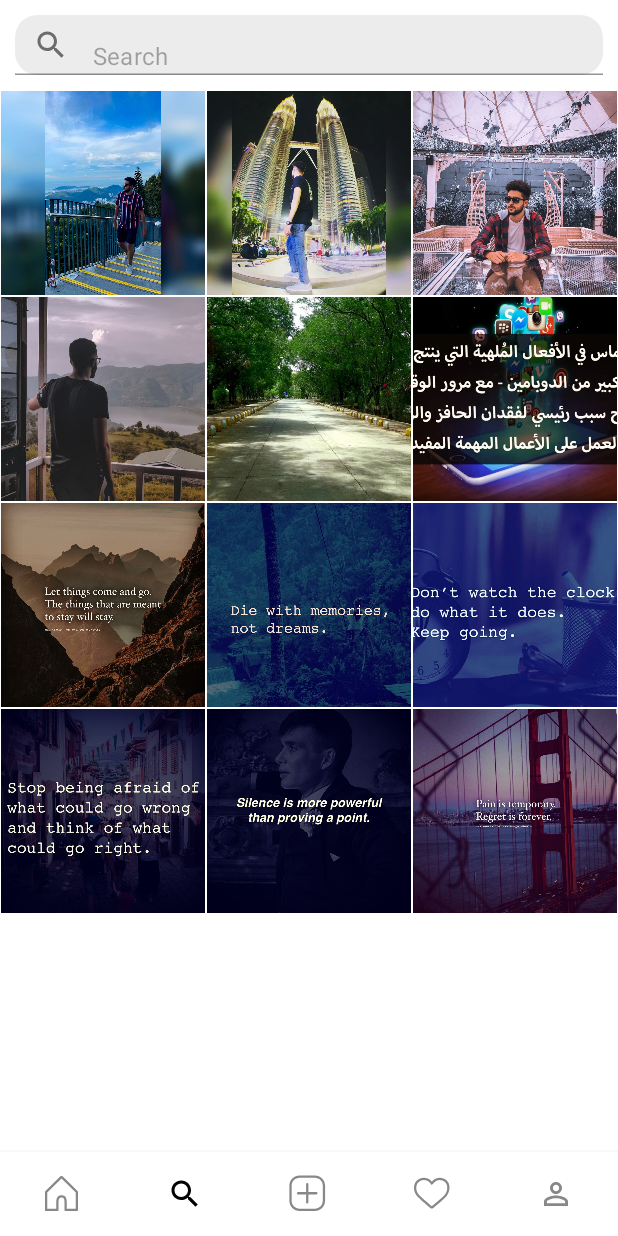
After one commit to AmgedAlmogahed/Instagram_clone, an Android app built with Jetpack Compose: the SearchScreen screen opened through its navigation route, on a phone screen of 412 x 824 dp. The commit adds this screen. Run offline under Robolectric (Android 15) with nearby library versions, the phone set to English and light mode, and no system bars; 1 statement that could not run was skipped.

Commit message:
adding search screen

```diff
--- a/app/src/main/java/com/example/instagramuiclone/MainActivity.kt
+++ b/app/src/main/java/com/example/instagramuiclone/MainActivity.kt
@@ -22,7 +22,7 @@ import com.example.instagramuiclone.model.BottomNavItem
 import com.example.instagramuiclone.screens.Add
 import com.example.instagramuiclone.screens.LoginScreen
 import com.example.instagramuiclone.screens.Notifications
-import com.example.instagramuiclone.screens.Search
+import com.example.instagramuiclone.screens.SearchScreen
 import com.example.instagramuiclone.ui.theme.InstagramUICloneTheme
 
 @ExperimentalFoundationApi
@@ -89,7 +89,7 @@ class MainActivity : ComponentActivity() {
                 HomeScreen(navController = navController)
             }
             composable("search") {
-                Search()
+                SearchScreen()
             }
             composable("add") {
                 Add()
--- /dev/null
+++ b/app/src/main/java/com/example/instagramuiclone/screens/components/Components.kt
@@ -0,0 +1,120 @@
+package com.example.instagramuiclone.screens.components
+
+import androidx.compose.foundation.ExperimentalFoundationApi
+import androidx.compose.foundation.Image
+import androidx.compose.foundation.border
+import androidx.compose.foundation.layout.*
+import androidx.compose.foundation.lazy.GridCells
+import androidx.compose.foundation.lazy.LazyVerticalGrid
+import androidx.compose.foundation.shape.CircleShape
+import androidx.compose.foundation.shape.RoundedCornerShape
+import androidx.compose.material.Icon
+import androidx.compose.material.Text
+import androidx.compose.material.TextField
+import androidx.compose.material.TextFieldDefaults
+import androidx.compose.runtime.Composable
+import androidx.compose.ui.Alignment
+import androidx.compose.ui.Modifier
+import androidx.compose.ui.draw.clip
+import androidx.compose.ui.draw.scale
+import androidx.compose.ui.graphics.Color
+import androidx.compose.ui.graphics.painter.Painter
+import androidx.compose.ui.layout.ContentScale
+import androidx.compose.ui.res.painterResource
+import androidx.compose.ui.text.TextStyle
+import androidx.compose.ui.unit.dp
+import androidx.compose.ui.unit.sp
+import com.example.instagramuiclone.R
+
+@ExperimentalFoundationApi
+@Composable
+fun GridImages(
+    images: List<Int>,
+    modifier: Modifier = Modifier
+) {
+    LazyVerticalGrid(
+        cells = GridCells.Fixed(3),
+        modifier = modifier
+            .scale(1.01f)
+    ) {
+        items(images.size) {
+            Image(
+                painter = painterResource(id = images[it]),
+                contentDescription = null,
+                contentScale = ContentScale.Crop,
+                modifier = Modifier
+                    .aspectRatio(1f)
+                    .border(
+                        width = 0.5.dp,
+                        color = Color.White
+                    )
+            )
+        }
+    }
+}
+
+@Composable
+fun RoundImage(
+    image: Painter,
+    modifier: Modifier = Modifier
+) {
+    Image(
+        painter = image,
+        contentDescription = null,
+        modifier = modifier
+            .aspectRatio(1f, matchHeightConstraintsFirst = true)
+            .border(
+                width = 1.dp,
+                color = Color.LightGray,
+                shape = CircleShape
+            )
+            .padding(3.dp)
+            .clip(CircleShape)
+    )
+}
+
+@Composable
+fun SearchBar(modifier: Modifier = Modifier) {
+//    Card(
+//        elevation = 10.dp,
+//        modifier = modifier
+//            .fillMaxWidth()
+//            .padding(start = 15.dp, end = 15.dp, bottom = 10.dp)
+//            .height(40.dp),
+//        shape = RoundedCornerShape(25),
+//
+//        ) {
+
+    TextField(
+        value = "",
+        onValueChange = { },
+        modifier = modifier
+            .fillMaxWidth()
+            .padding(horizontal = 10.dp)
+            .height(40.dp)
+            .wrapContentHeight(Alignment.CenterVertically),
+        textStyle = TextStyle(color = Color.White, fontSize = 18.sp),
+        leadingIcon = {
+            Icon(
+                painter = painterResource(id = R.drawable.ic_baseline_search_24),
+                contentDescription = "search icon",
+                modifier = Modifier
+            )
+        },
+        label = {
+            Text(
+                text = "Search",
+                color = Color(0x55000000),
+                modifier = Modifier
+                    .fillMaxSize()
+                    .padding(bottom = 5.dp)
+            )
+        },
+        colors = TextFieldDefaults.textFieldColors(
+            backgroundColor = (Color(0x23757575))
+        ),
+        shape = RoundedCornerShape(15.dp)
+
+
+    )
+}
--- /dev/null
+++ b/app/src/main/java/com/example/instagramuiclone/screens/search/SearchScreen.kt
@@ -0,0 +1,41 @@
+package com.example.instagramuiclone.screens
+
+import androidx.compose.foundation.ExperimentalFoundationApi
+import androidx.compose.foundation.layout.*
+import androidx.compose.material.MaterialTheme
+import androidx.compose.material.Surface
+import androidx.compose.material.Text
+import androidx.compose.runtime.Composable
+import androidx.compose.ui.Modifier
+import androidx.compose.ui.tooling.preview.Preview
+import androidx.compose.ui.unit.dp
+import androidx.lifecycle.viewmodel.compose.viewModel
+import com.example.instagramuiclone.screens.components.GridImages
+import com.example.instagramuiclone.screens.components.SearchBar
+import com.example.instagramuiclone.screens.search.SearchViewModel
+import com.example.instagramuiclone.ui.theme.InstagramUICloneTheme
+
+@ExperimentalFoundationApi
+@Composable
+fun SearchScreen(
+    searchViewModel: SearchViewModel = viewModel()
+) {
+    Column() {
+        SearchBar(modifier = Modifier.padding(vertical = 10.dp))
+        GridImages(images = searchViewModel.searchPosts)
+    }
+}
+
+@ExperimentalFoundationApi
+@Preview
+@Composable
+fun SearchPreview() {
+    InstagramUICloneTheme {
+        Surface(
+            modifier = Modifier.fillMaxSize(),
+            color = MaterialTheme.colors.background
+        ) {
+            SearchScreen()
+        }
+    }
+}
--- /dev/null
+++ b/app/src/main/java/com/example/instagramuiclone/screens/search/SearchViewModel.kt
@@ -0,0 +1,14 @@
+package com.example.instagramuiclone.screens.search
+
+import androidx.compose.runtime.toMutableStateList
+import androidx.lifecycle.ViewModel
+import com.example.instagramuiclone.data.MessagesDataSource
+import com.example.instagramuiclone.data.ProfileDataSource
+import com.example.instagramuiclone.model.MessagesData
+
+class SearchViewModel : ViewModel() {
+
+    private val _searchPosts = ProfileDataSource.postsList().toMutableStateList()
+    val searchPosts: List<Int>
+        get() = _searchPosts
+}
```
Also changed, not shown: app/src/main/java/com/example/instagramuiclone/screens/Home/HomeScreen.kt (+1 -13 lines), app/src/main/java/com/example/instagramuiclone/screens/SearchScreen.kt (deleted, +0 -9 lines), app/src/main/java/com/example/instagramuiclone/screens/messages/MessagesScreen.kt (+2 -50 lines), app/src/main/java/com/example/instagramuiclone/screens/profile/ProfileScreen.kt (+5 -58 lines).
